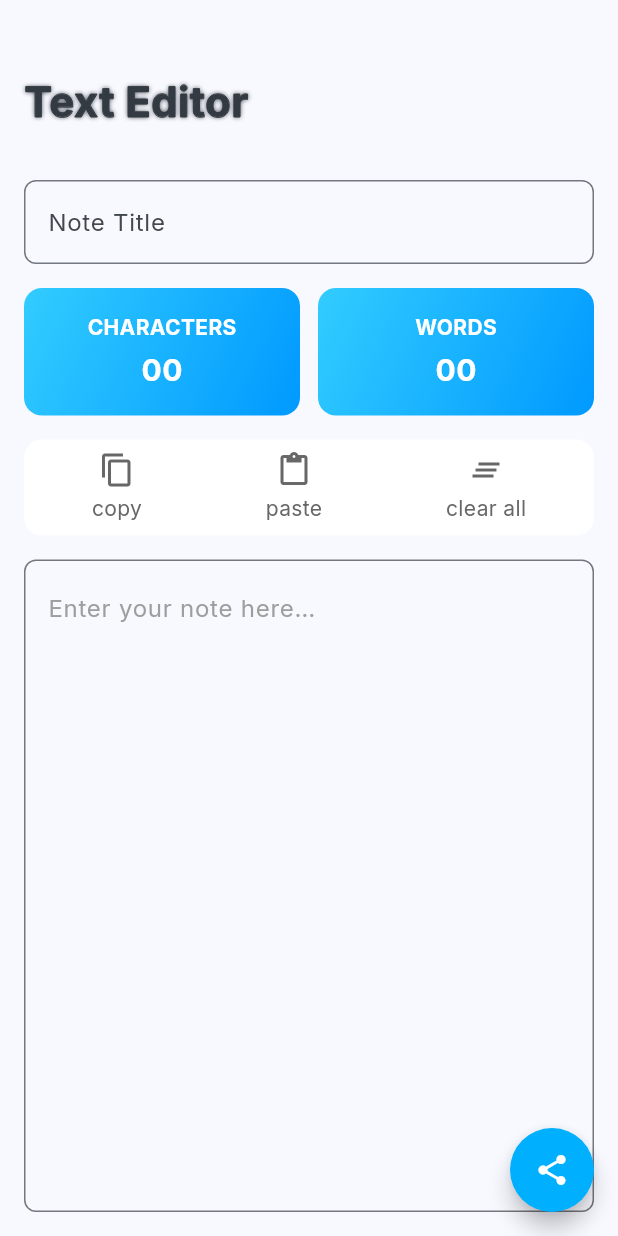
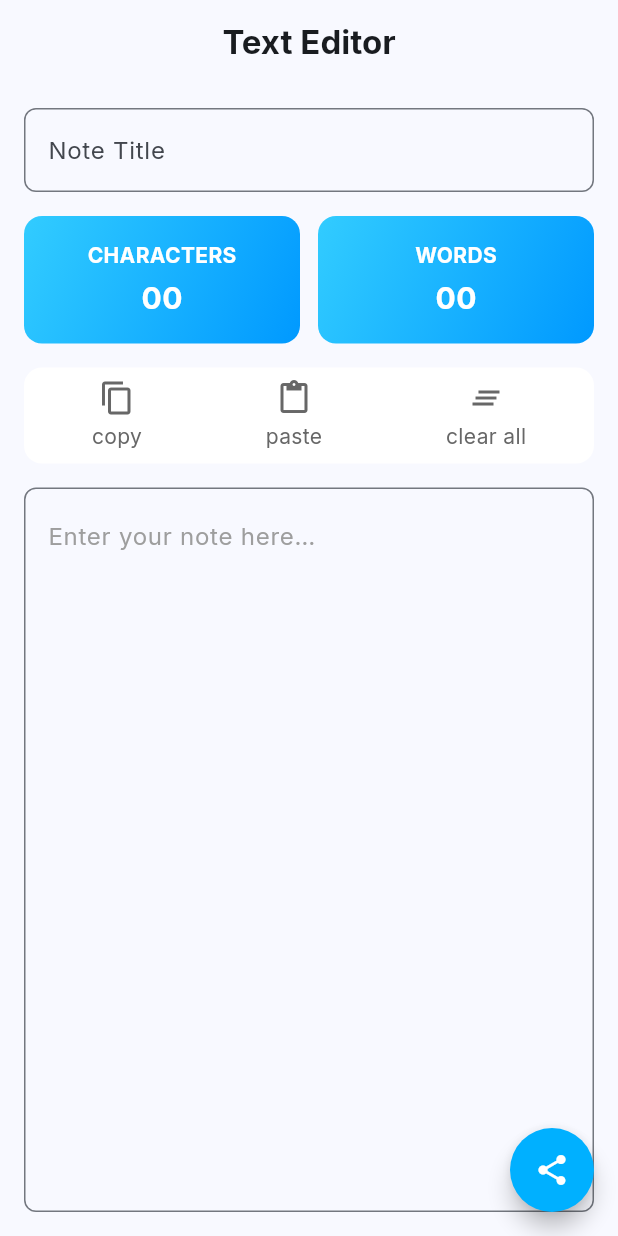
Before and after one commit to asathsara/text-scanner-app, a Flutter app: the TextEditorScreen screen opened directly, on a phone screen of 412 x 824 dp. Run offline on Flutter 3.47's test engine with Material 3 defaults, Android fonts, the phone set to English and light mode, and no system bars; our stand-ins replace cloud_firestore, firebase_auth, firebase_core, google_fonts, image_picker, share_plus; missing offline and left inert: firebase_ui_auth, firebase_ui_oauth_google, google_mlkit_text_recognition; accounts and stored records are empty; generated files the repository leaves out were written again.

Commit message:
add appbar

```diff
--- a/lib/screens/text_editor_screen.dart
+++ b/lib/screens/text_editor_screen.dart
@@ -4,7 +4,6 @@ import 'package:provider/provider.dart';
 import 'package:share_plus/share_plus.dart';
 import 'package:text_extractor_app/components/note_action_button.dart';
 import 'package:text_extractor_app/components/note_counter_card.dart';
-import 'package:text_extractor_app/components/stroke_text.dart';
 import 'package:text_extractor_app/providers/note_provider.dart';
 import 'package:text_extractor_app/utils/constants/colors.dart';
 
@@ -89,14 +88,20 @@ class _TextEditorScreenState extends State<TextEditorScreen> {
     final isDark = Theme.of(context).brightness == Brightness.dark;
 
     return Scaffold(
+      appBar: AppBar(
+        automaticallyImplyLeading: false,
+        title: const Text(
+          'Text Editor',
+          style: TextStyle(fontWeight: FontWeight.bold),
+        ),
+        systemOverlayStyle: SystemUiOverlayStyle.light,
+        centerTitle: true,
+      ),
       body: Padding(
         padding: const EdgeInsets.all(16),
         child: Column(
           crossAxisAlignment: CrossAxisAlignment.start,
           children: [
-            SizedBox(height: 32),
-            StrokeText(text: "Text Editor"),
-            SizedBox(height: 32),
             TextFormField(
               controller: _titleController,
               style: TextStyle(color: isDark ? Colors.white : Colors.black),
```
